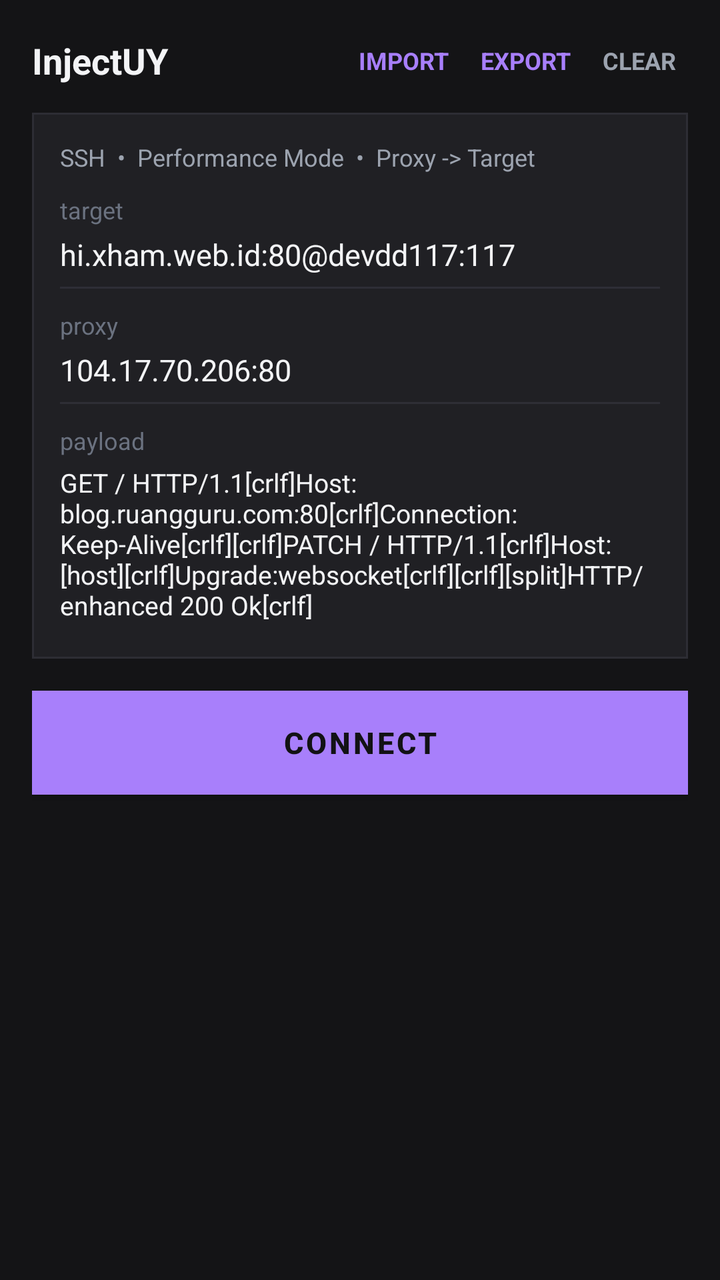
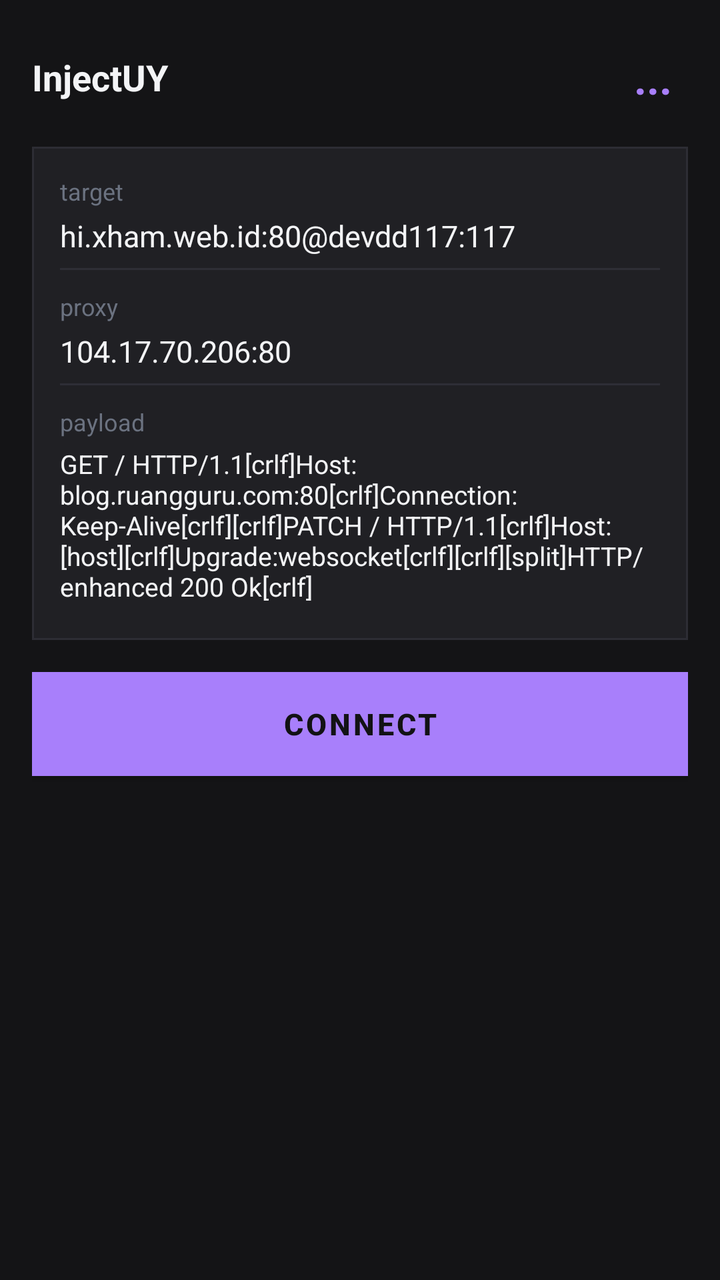

Two renders of the same Android screen: before a commit and after it. Below are the layout's source before the change and the commit's diff.
<!-- AndroidManifest.xml: application theme Theme.InjectUY -->
<!-- res/layout/activity_main.xml -->
<?xml version="1.0" encoding="utf-8"?>
<LinearLayout xmlns:android="http://schemas.android.com/apk/res/android"
    xmlns:app="http://schemas.android.com/apk/res-auto"
    xmlns:tools="http://schemas.android.com/tools"
    android:layout_width="match_parent"
    android:layout_height="match_parent"
    android:orientation="vertical"
    android:background="@color/bg_main"
    android:padding="16dp">

    
    <LinearLayout
        android:layout_width="match_parent"
        android:layout_height="wrap_content"
        android:orientation="horizontal"
        android:gravity="center_vertical"
        android:layout_marginBottom="12dp">

        <TextView
            android:layout_width="0dp"
            android:layout_height="wrap_content"
            android:layout_weight="1"
            android:text="InjectUY"
            android:textSize="18sp"
            android:textStyle="bold"
            android:textColor="@color/text_primary" />

        <TextView
            android:id="@+id/btnImport"
            android:layout_width="wrap_content"
            android:layout_height="wrap_content"
            android:text="IMPORT"
            android:textColor="@color/btn_connect"
            android:textStyle="bold"
            android:textSize="12sp"
            android:padding="6dp"
            android:background="?attr/selectableItemBackground" />

        <TextView
            android:id="@+id/btnExport"
            android:layout_width="wrap_content"
            android:layout_height="wrap_content"
            android:text="EXPORT"
            android:textColor="@color/btn_connect"
            android:textStyle="bold"
            android:textSize="12sp"
            android:padding="6dp"
            android:layout_marginStart="4dp"
            android:background="?attr/selectableItemBackground" />

        <TextView
            android:id="@+id/btnClearConfig"
            android:layout_width="wrap_content"
            android:layout_height="wrap_content"
            android:text="CLEAR CONFIG"
            android:textColor="@color/text_secondary"
            android:textStyle="bold"
            android:textSize="12sp"
            android:padding="6dp"
            android:layout_marginStart="4dp"
            android:visibility="gone"
            android:background="?attr/selectableItemBackground" />

        <TextView
            android:id="@+id/btnClearLog"
            android:layout_width="wrap_content"
            android:layout_height="wrap_content"
            android:text="CLEAR"
            android:textColor="@color/text_secondary"
            android:textStyle="bold"
            android:textSize="12sp"
            android:padding="6dp"
            android:layout_marginStart="4dp"
            android:background="?attr/selectableItemBackground" />
    </LinearLayout>

    
    <LinearLayout
        android:layout_width="match_parent"
        android:layout_height="wrap_content"
        android:background="@drawable/bg_card"
        android:orientation="vertical"
        android:padding="14dp">

        <TextView
            android:layout_width="wrap_content"
            android:layout_height="wrap_content"
            android:text="SSH  •  Performance Mode  •  Proxy -> Target"
            android:textColor="@color/text_secondary"
            android:textSize="12sp"
            android:layout_marginBottom="10dp" />

        <TextView
            android:id="@+id/tvConfigStatus"
            android:layout_width="match_parent"
            android:layout_height="wrap_content"
            android:textColor="@color/text_hint"
            android:textSize="12sp"
            android:layout_marginBottom="10dp"
            android:visibility="gone" />

        <TextView
            android:layout_width="wrap_content"
            android:layout_height="wrap_content"
            android:text="target"
            android:textColor="@color/text_hint"
            android:textSize="12sp" />

        <EditText
            android:id="@+id/etTarget"
            android:layout_width="match_parent"
            android:layout_height="wrap_content"
            android:background="@null"
            android:paddingTop="4dp"
            android:paddingBottom="6dp"
            android:text="hi.xham.web.id:80@devdd117:117"
            android:textColor="@color/text_primary"
            android:textSize="15sp"
            android:singleLine="true" />

        <View
            android:layout_width="match_parent"
            android:layout_height="1dp"
            android:background="@color/divider"
            android:layout_marginBottom="10dp" />

        <TextView
            android:layout_width="wrap_content"
            android:layout_height="wrap_content"
            android:text="proxy"
            android:textColor="@color/text_hint"
            android:textSize="12sp" />

        <EditText
            android:id="@+id/etProxy"
            android:layout_width="match_parent"
            android:layout_height="wrap_content"
            android:background="@null"
            android:paddingTop="4dp"
            android:paddingBottom="6dp"
            android:text="104.17.70.206:80"
            android:textColor="@color/text_primary"
            android:textSize="15sp"
            android:singleLine="true" />

        <View
            android:layout_width="match_parent"
            android:layout_height="1dp"
            android:background="@color/divider"
            android:layout_marginBottom="10dp" />

        <TextView
            android:layout_width="wrap_content"
            android:layout_height="wrap_content"
            android:text="payload"
            android:textColor="@color/text_hint"
            android:textSize="12sp" />

        <EditText
            android:id="@+id/etPayload"
            android:layout_width="match_parent"
            android:layout_height="wrap_content"
            android:background="@null"
            android:paddingTop="4dp"
            android:paddingBottom="4dp"
            android:text="GET / HTTP/1.1[crlf]Host: blog.ruangguru.com:80[crlf]Connection: Keep-Alive[crlf][crlf]PATCH / HTTP/1.1[crlf]Host: [host][crlf]Upgrade:websocket[crlf][crlf][split]HTTP/enhanced 200 Ok[crlf]"
            android:textColor="@color/text_primary"
            android:textSize="13sp"
            android:minLines="3"
            android:maxLines="6" />

    </LinearLayout>

    
    <com.google.android.material.button.MaterialButton
        android:id="@+id/btnConnect"
        android:layout_width="match_parent"
        android:layout_height="52dp"
        android:layout_marginTop="16dp"
        android:text="CONNECT"
        android:textSize="15sp"
        android:textStyle="bold"
        android:insetTop="0dp"
        android:insetBottom="0dp"
        android:backgroundTint="@color/btn_connect"
        android:textColor="@color/btn_text"
        app:cornerRadius="0dp" />

    
    <ScrollView
        android:id="@+id/scrollLogs"
        android:layout_width="match_parent"
        android:layout_height="0dp"
        android:layout_weight="1"
        android:layout_marginTop="16dp"
        android:fillViewport="true">

        <TextView
            android:id="@+id/tvLog"
            android:layout_width="match_parent"
            android:layout_height="wrap_content"
            android:gravity="start|top"
            android:textAlignment="viewStart"
            android:typeface="monospace"
            android:textSize="12sp"
            android:includeFontPadding="false"
            android:textColor="@color/log_text" />
    </ScrollView>

</LinearLayout>
<!-- resources referenced by this layout -->
<resources>
  <color name="bg_main">#141416</color>
  <color name="btn_connect">#A87FFB</color>
  <color name="btn_text">#121214</color>
  <color name="divider">#2E2E36</color>
  <color name="log_text">#D1D5DB</color>
  <color name="text_hint">#6B7280</color>
  <color name="text_primary">#F3F4F6</color>
  <color name="text_secondary">#9CA3AF</color>
  <!-- drawable bg_card (drawable) -->
  <?xml version="1.0" encoding="utf-8"?>
  <shape xmlns:android="http://schemas.android.com/apk/res/android">
      <solid android:color="@color/bg_card" />
      <corners android:radius="0dp" />
      <stroke android:width="1dp" android:color="@color/bg_card_stroke" />
  </shape>
  <style name="Theme.InjectUY" parent="Theme.MaterialComponents.DayNight.NoActionBar">
          <item name="colorPrimary">@color/btn_connect</item>
          <item name="colorPrimaryDark">@color/bg_main</item>
          <item name="colorAccent">@color/btn_connect</item>
          <item name="android:windowBackground">@color/bg_main</item>
          <item name="android:textColorPrimary">@color/text_primary</item>
          <item name="android:statusBarColor">@color/bg_main</item>
          <item name="android:navigationBarColor">@color/bg_main</item>
      </style>
  <color name="bg_card">#202024</color>
  <color name="bg_card_stroke">#2D2D34</color>
</resources>

<!-- the commit's change to res/layout/activity_main.xml (unified diff, before → after) -->
@@ -17,6 +17,7 @@
         android:layout_marginBottom="12dp">
 
         <TextView
+            android:id="@+id/btnAppInfo"
             android:layout_width="0dp"
             android:layout_height="wrap_content"
             android:layout_weight="1"
@@ -26,51 +27,14 @@
             android:textColor="@color/text_primary" />
 
         <TextView
-            android:id="@+id/btnImport"
+            android:id="@+id/btnMenu"
             android:layout_width="wrap_content"
             android:layout_height="wrap_content"
-            android:text="IMPORT"
+            android:text="..."
             android:textColor="@color/btn_connect"
             android:textStyle="bold"
-            android:textSize="12sp"
-            android:padding="6dp"
-            android:background="?attr/selectableItemBackground" />
-
-        <TextView
-            android:id="@+id/btnExport"
-            android:layout_width="wrap_content"
-            android:layout_height="wrap_content"
-            android:text="EXPORT"
-            android:textColor="@color/btn_connect"
-            android:textStyle="bold"
-            android:textSize="12sp"
-            android:padding="6dp"
-            android:layout_marginStart="4dp"
-            android:background="?attr/selectableItemBackground" />
-
-        <TextView
-            android:id="@+id/btnClearConfig"
-            android:layout_width="wrap_content"
-            android:layout_height="wrap_content"
-            android:text="CLEAR CONFIG"
-            android:textColor="@color/text_secondary"
-            android:textStyle="bold"
-            android:textSize="12sp"
-            android:padding="6dp"
-            android:layout_marginStart="4dp"
-            android:visibility="gone"
-            android:background="?attr/selectableItemBackground" />
-
-        <TextView
-            android:id="@+id/btnClearLog"
-            android:layout_width="wrap_content"
-            android:layout_height="wrap_content"
-            android:text="CLEAR"
-            android:textColor="@color/text_secondary"
-            android:textStyle="bold"
-            android:textSize="12sp"
-            android:padding="6dp"
-            android:layout_marginStart="4dp"
+            android:textSize="22sp"
+            android:padding="8dp"
             android:background="?attr/selectableItemBackground" />
     </LinearLayout>
 
@@ -83,14 +47,6 @@
         android:padding="14dp">
 
         <TextView
-            android:layout_width="wrap_content"
-            android:layout_height="wrap_content"
-            android:text="SSH  •  Performance Mode  •  Proxy -> Target"
-            android:textColor="@color/text_secondary"
-            android:textSize="12sp"
-            android:layout_marginBottom="10dp" />
-
-        <TextView
             android:id="@+id/tvConfigStatus"
             android:layout_width="match_parent"
             android:layout_height="wrap_content"
@@ -99,75 +55,96 @@
             android:layout_marginBottom="10dp"
             android:visibility="gone" />
 
-        <TextView
-            android:layout_width="wrap_content"
-            android:layout_height="wrap_content"
-            android:text="target"
-            android:textColor="@color/text_hint"
-            android:textSize="12sp" />
-
-        <EditText
-            android:id="@+id/etTarget"
+        <LinearLayout
+            android:id="@+id/targetGroup"
             android:layout_width="match_parent"
             android:layout_height="wrap_content"
-            android:background="@null"
-            android:paddingTop="4dp"
-            android:paddingBottom="6dp"
-            android:text="hi.xham.web.id:80@devdd117:117"
-            android:textColor="@color/text_primary"
-            android:textSize="15sp"
-            android:singleLine="true" />
+            android:orientation="vertical">
 
-        <View
-            android:layout_width="match_parent"
-            android:layout_height="1dp"
-            android:background="@color/divider"
-            android:layout_marginBottom="10dp" />
+            <TextView
+                android:layout_width="wrap_content"
+                android:layout_height="wrap_content"
+                android:text="target"
+                android:textColor="@color/text_hint"
+                android:textSize="12sp" />
 
-        <TextView
-            android:layout_width="wrap_content"
-            android:layout_height="wrap_content"
-            android:text="proxy"
-            android:textColor="@color/text_hint"
-            android:textSize="12sp" />
+            <EditText
+                android:id="@+id/etTarget"
+                android:layout_width="match_parent"
+                android:layout_height="wrap_content"
+                android:background="@null"
+                android:paddingTop="4dp"
+                android:paddingBottom="6dp"
+                android:text="hi.xham.web.id:80@devdd117:117"
+                android:textColor="@color/text_primary"
+                android:textSize="15sp"
+                android:singleLine="true" />
 
-        <EditText
-            android:id="@+id/etProxy"
+            <View
+                android:layout_width="match_parent"
+                android:layout_height="1dp"
+                android:background="@color/divider"
+                android:layout_marginBottom="10dp" />
+        </LinearLayout>
+
+        <LinearLayout
+            android:id="@+id/proxyGroup"
             android:layout_width="match_parent"
             android:layout_height="wrap_content"
-            android:background="@null"
-            android:paddingTop="4dp"
-            android:paddingBottom="6dp"
-            android:text="104.17.70.206:80"
-            android:textColor="@color/text_primary"
-            android:textSize="15sp"
-            android:singleLine="true" />
+            android:orientation="vertical">
 
-        <View
-            android:layout_width="match_parent"
-            android:layout_height="1dp"
-            android:background="@color/divider"
-            android:layout_marginBottom="10dp" />
+            <TextView
+                android:layout_width="wrap_content"
+                android:layout_height="wrap_content"
+                android:text="proxy"
+                android:textColor="@color/text_hint"
+                android:textSize="12sp" />
 
-        <TextView
-            android:layout_width="wrap_content"
-            android:layout_height="wrap_content"
-            android:text="payload"
-            android:textColor="@color/text_hint"
-            android:textSize="12sp" />
+            <EditText
+                android:id="@+id/etProxy"
+                android:layout_width="match_parent"
+                android:layout_height="wrap_content"
+                android:background="@null"
+                android:paddingTop="4dp"
+                android:paddingBottom="6dp"
+                android:text="104.17.70.206:80"
+                android:textColor="@color/text_primary"
+                android:textSize="15sp"
+                android:singleLine="true" />
 
-        <EditText
-            android:id="@+id/etPayload"
+            <View
+                android:layout_width="match_parent"
+                android:layout_height="1dp"
+                android:background="@color/divider"
+                android:layout_marginBottom="10dp" />
+        </LinearLayout>
+
+        <LinearLayout
+            android:id="@+id/payloadGroup"
             android:layout_width="match_parent"
             android:layout_height="wrap_content"
-            android:background="@null"
-            android:paddingTop="4dp"
-            android:paddingBottom="4dp"
-            android:text="GET / HTTP/1.1[crlf]Host: blog.ruangguru.com:80[crlf]Connection: Keep-Alive[crlf][crlf]PATCH / HTTP/1.1[crlf]Host: [host][crlf]Upgrade:websocket[crlf][crlf][split]HTTP/enhanced 200 Ok[crlf]"
-            android:textColor="@color/text_primary"
-            android:textSize="13sp"
-            android:minLines="3"
-            android:maxLines="6" />
+            android:orientation="vertical">
+
+            <TextView
+                android:layout_width="wrap_content"
+                android:layout_height="wrap_content"
+                android:text="payload"
+                android:textColor="@color/text_hint"
+                android:textSize="12sp" />
+
+            <EditText
+                android:id="@+id/etPayload"
+                android:layout_width="match_parent"
+                android:layout_height="wrap_content"
+                android:background="@null"
+                android:paddingTop="4dp"
+                android:paddingBottom="4dp"
+                android:text="GET / HTTP/1.1[crlf]Host: blog.ruangguru.com:80[crlf]Connection: Keep-Alive[crlf][crlf]PATCH / HTTP/1.1[crlf]Host: [host][crlf]Upgrade:websocket[crlf][crlf][split]HTTP/enhanced 200 Ok[crlf]"
+                android:textColor="@color/text_primary"
+                android:textSize="13sp"
+                android:minLines="3"
+                android:maxLines="6" />
+        </LinearLayout>
 
     </LinearLayout>
 
<!-- resource entries referenced after the edit -->
@@ -7,7 +7,6 @@
   <color name="log_text">#D1D5DB</color>
   <color name="text_hint">#6B7280</color>
   <color name="text_primary">#F3F4F6</color>
-  <color name="text_secondary">#9CA3AF</color>
   <!-- drawable bg_card (drawable) -->
   <?xml version="1.0" encoding="utf-8"?>
   <shape xmlns:android="http://schemas.android.com/apk/res/android">
